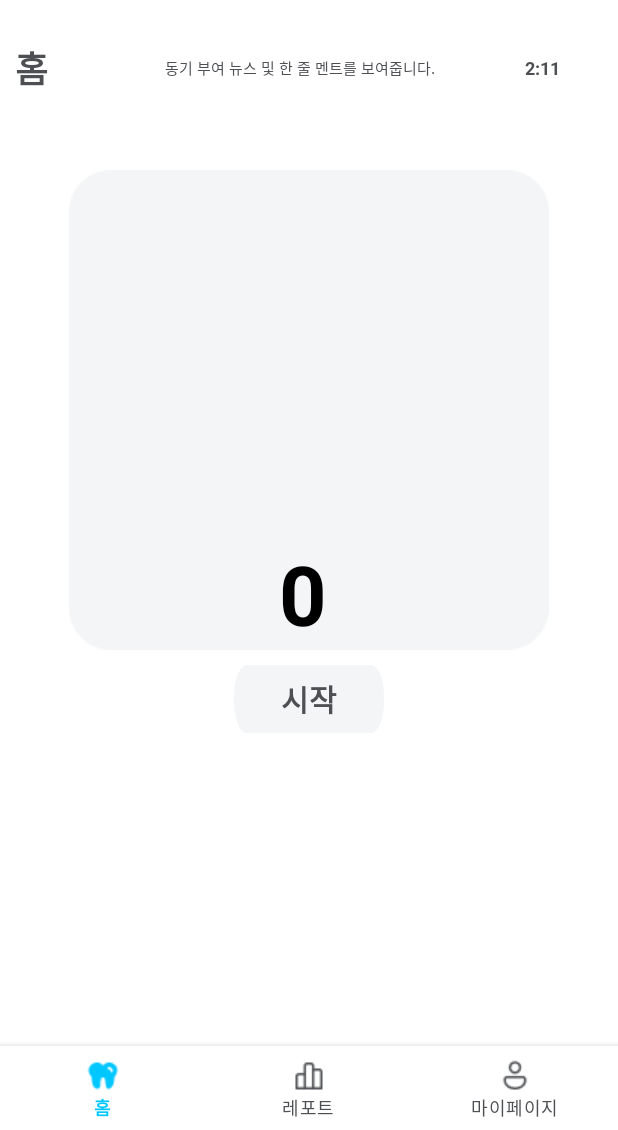
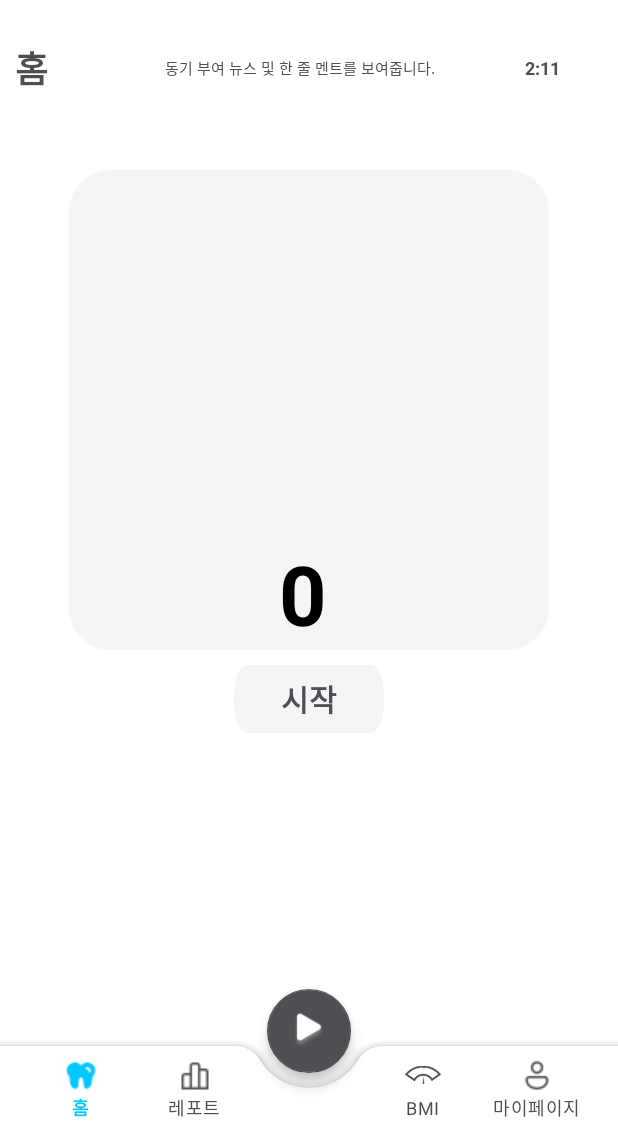
Before and after one commit to teamUMUL/Android_UMUL, an Android app: the screen it shows after launch (MainActivity), on a phone screen of 412 x 824 dp, the part 106-1236 px from its top. Run offline under Robolectric (Android 15) with nearby library versions, the phone set to English and light mode, and no system bars.

Commit message:
하단 바 형태 변경(bottomNavigation -> bottomNavigation + floating action button), 하단 바 구성 변경(3개 -> 5개)

```diff
--- a/app/src/main/java/com/ach/viewpager2tablayout/Activity/MainActivity.kt
+++ b/app/src/main/java/com/ach/viewpager2tablayout/Activity/MainActivity.kt
@@ -1,10 +1,14 @@
 package com.ach.viewpager2tablayout.Activity
 
+import android.content.res.ColorStateList
+import android.graphics.Color
+import android.graphics.Color.rgb
+import android.os.Bundle
+import android.view.Menu
+import android.view.MenuItem
+import android.view.SubMenu
 import androidx.appcompat.app.AppCompatActivity
-import android.os.Bundle
-import com.ach.viewpager2tablayout.Fragment.HomeFragment
-import com.ach.viewpager2tablayout.Fragment.MyPageFragment
-import com.ach.viewpager2tablayout.Fragment.ReportFragment
+import com.ach.viewpager2tablayout.Fragment.*
 import com.ach.viewpager2tablayout.R
 import com.ach.viewpager2tablayout.databinding.ActivityMainBinding
 
@@ -15,28 +19,50 @@ class MainActivity : AppCompatActivity() {
         super.onCreate(savedInstanceState)
         binding = ActivityMainBinding.inflate(layoutInflater)
 
-        val bottomNavigation = binding.bottomNavigation
+        val bottomNavigation = binding.bottomNavigationView
+        val bottomNavigationMenu: Menu = bottomNavigation.getMenu()
+        val playBtn = binding.playButton
+        val disabledButtonColor = Color.rgb(77, 79, 82) //버튼 비활성화 색 = Gray
+        val enabledButtonColor = Color.rgb(0,199,255) //버튼 활성화 색 = Aqua_Blue
         setContentView(binding.root)
 
-        supportFragmentManager.beginTransaction().replace(R.id.layout_nav_bottom, HomeFragment())
+        //기본세팅: 플레이버튼회색, 기본화면 띄우기
+        playBtn.backgroundTintList = ColorStateList.valueOf(disabledButtonColor)
+        supportFragmentManager.beginTransaction().replace(R.id.mainFrame, HomeFragment())
             .commit()
 
-        bottomNavigation.setOnItemSelectedListener {
+        //플레이버튼 클릭 시 -> 화면전환, 하단바 선택 비활성화, 버튼 배경 색 변화
+        playBtn.setOnClickListener {
+            supportFragmentManager.beginTransaction().replace(R.id.mainFrame, RecordFragment())
+                .commit()
+            bottomNavigationMenu.setGroupCheckable(0,false,true)
+            playBtn.backgroundTintList = ColorStateList.valueOf(enabledButtonColor)
+        }
+
+        //하단 바 클릭 시 -> 화면전환, 플레이버튼 회색, 하단 바 선택 활성화
+        bottomNavigation.setOnItemSelectedListener() {
+            bottomNavigationMenu.setGroupCheckable(0,true,true)
+            playBtn.backgroundTintList = ColorStateList.valueOf(disabledButtonColor)
             when (it.itemId) {
                 R.id.home -> {
                     supportFragmentManager.beginTransaction()
-                        .replace(R.id.layout_nav_bottom, HomeFragment()).commit()
+                        .replace(R.id.mainFrame, HomeFragment()).commit()
                 }
                 R.id.report -> {
                     supportFragmentManager.beginTransaction()
-                        .replace(R.id.layout_nav_bottom, ReportFragment()).commit()
+                        .replace(R.id.mainFrame, ReportFragment()).commit()
+                }
+                R.id.BMI -> {
+                    supportFragmentManager.beginTransaction()
+                        .replace(R.id.mainFrame, BMIFragment()).commit()
                 }
                 R.id.mypage -> {
                     supportFragmentManager.beginTransaction()
-                        .replace(R.id.layout_nav_bottom, MyPageFragment()).commit()
+                        .replace(R.id.mainFrame, MyPageFragment()).commit()
                 }
             }
             true
         }
+
     }
 }
--- a/app/src/main/res/layout/activity_main.xml
+++ b/app/src/main/res/layout/activity_main.xml
@@ -1,32 +1,49 @@
 <?xml version="1.0" encoding="utf-8"?>
-<androidx.constraintlayout.widget.ConstraintLayout xmlns:android="http://schemas.android.com/apk/res/android"
+<androidx.coordinatorlayout.widget.CoordinatorLayout
+    xmlns:android="http://schemas.android.com/apk/res/android"
     xmlns:app="http://schemas.android.com/apk/res-auto"
     xmlns:tools="http://schemas.android.com/tools"
     android:layout_width="match_parent"
     android:layout_height="match_parent"
     tools:context=".Activity.MainActivity">
 
-    <LinearLayout
-        android:id="@+id/layout_nav_bottom"
+
+    <FrameLayout
+        android:id="@+id/mainFrame"
         android:layout_width="match_parent"
-        android:layout_height="match_parent"
-        android:layout_above="@+id/bottom_navigation"
-        android:orientation="vertical"
-        tools:layout_editor_absoluteX="0dp"
-        tools:layout_editor_absoluteY="0dp" />
+        android:layout_height="match_parent"/>
 
-    <com.google.android.material.bottomnavigation.BottomNavigationView
-        android:id="@+id/bottom_navigation"
+    <com.google.android.material.bottomappbar.BottomAppBar
+        android:id="@+id/bottomAppBar"
         android:layout_width="match_parent"
         android:layout_height="wrap_content"
-        android:layout_alignParentBottom="true"
-        app:itemBackground="@color/white"
-        app:itemIconTint="@drawable/menu_selector_color"
-        app:itemTextColor="@drawable/menu_selector_color"
-        app:labelVisibilityMode="labeled"
-        app:layout_constraintBottom_toBottomOf="parent"
-        app:layout_constraintEnd_toEndOf="parent"
-        app:layout_constraintStart_toStartOf="parent"
-        app:menu="@menu/menu_navigation" />
+        app:fabCradleMargin="10dp"
+        app:fabCradleVerticalOffset="10dp"
+        app:fabCradleRoundedCornerRadius="20dp"
+        android:layout_gravity="bottom">
 
-</androidx.constraintlayout.widget.ConstraintLayout>
+        <com.google.android.material.bottomnavigation.BottomNavigationView
+            android:id="@+id/bottomNavigationView"
+            android:layout_width="match_parent"
+            android:layout_height="match_parent"
+            android:layout_marginEnd="16dp"
+            android:background="@android:color/transparent"
+            app:menu="@menu/menu_navigation"
+            app:elevation="0dp"
+            app:labelVisibilityMode="labeled"
+            app:itemIconTint="@drawable/menu_selector_color"
+            app:itemTextColor="@drawable/menu_selector_color"
+            />
+
+    </com.google.android.material.bottomappbar.BottomAppBar>
+
+    <com.google.android.material.floatingactionbutton.FloatingActionButton
+        android:id="@+id/playButton"
+        android:layout_width="wrap_content"
+        android:layout_height="wrap_content"
+        android:src="@drawable/img_3"
+        app:tint="@android:color/white"
+        android:clickable="true"
+        app:layout_anchor="@id/bottomAppBar" />
+
+</androidx.coordinatorlayout.widget.CoordinatorLayout>
--- a/app/src/main/res/layout/fragment_home.xml
+++ b/app/src/main/res/layout/fragment_home.xml
@@ -6,25 +6,9 @@
     android:layout_height="match_parent">
 
 
-    <RelativeLayout
-        android:id="@+id/fragment_container"
-        android:layout_width="match_parent"
-        android:layout_height="match_parent">
 
-        <com.google.android.material.bottomnavigation.BottomNavigationView
-            android:id="@+id/bottom_navigation"
-            android:layout_width="match_parent"
-            android:layout_height="wrap_content"
-            android:layout_alignParentBottom="true"
-            app:itemBackground="@color/white"
-            app:itemIconTint="@drawable/menu_selector_color"
-            app:itemTextColor="@drawable/menu_selector_color"
-            app:labelVisibilityMode="labeled"
-            app:layout_constraintBottom_toBottomOf="parent"
-            app:layout_constraintEnd_toEndOf="parent"
-            app:layout_constraintStart_toStartOf="parent"
-            app:menu="@menu/menu_navigation" />
-    </RelativeLayout>
+
+
 
     <LinearLayout
         android:id="@+id/homeLinearlayout"
--- a/app/src/main/res/menu/menu_navigation.xml
+++ b/app/src/main/res/menu/menu_navigation.xml
@@ -10,6 +10,14 @@
         android:id="@+id/report"
         android:title="레포트"
         android:icon="@drawable/data_report" />
+    <item
+        android:id="@+id/placeholder"
+        android:title=""/>
+
+    <item
+        android:id="@+id/BMI"
+        android:title="BMI"
+        android:icon="@drawable/img_2"/>
 
     <item
         android:id="@+id/mypage"
```
Also changed, not shown: app/src/main/java/com/ach/viewpager2tablayout/Fragment/BMIFragment.kt (added, +19 -0 lines), app/src/main/java/com/ach/viewpager2tablayout/Fragment/RecordFragment.kt (added, +20 -0 lines), app/src/main/res/layout/fragment_b_m_i.xml (added, +16 -0 lines), app/src/main/res/layout/fragment_record.xml (added, +16 -0 lines), app/src/main/res/layout/fragment_report.xml (+5 -14 lines), app/src/main/res/drawable/img_1.png (added), app/src/main/res/drawable/img_2.png (added), app/src/main/res/drawable/img_3.png (added).
